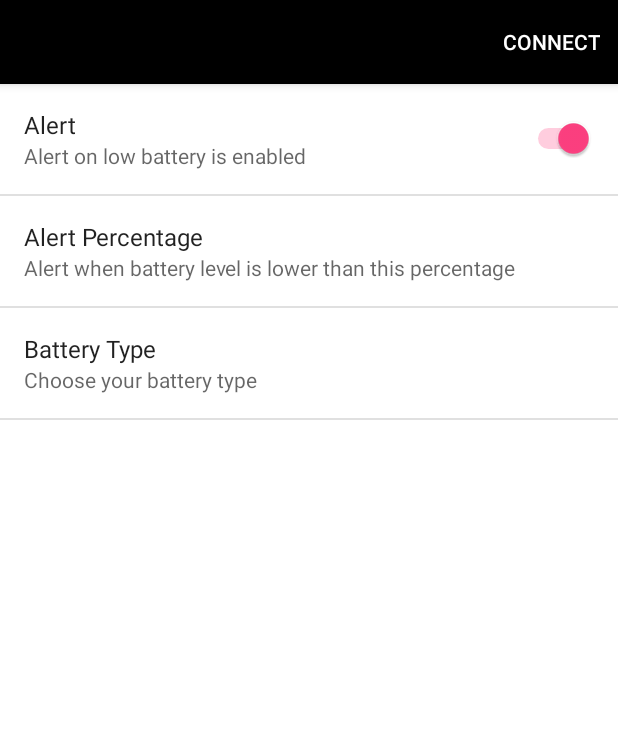
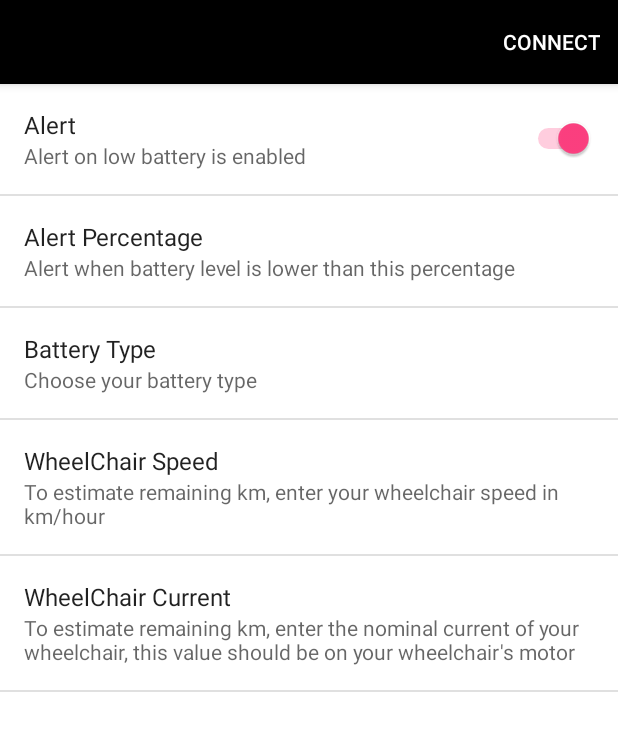
Before and after one commit to nebulaM/BatteryStateBLE, an Android app: the fragment SettingsFragment placed in its activity, on a phone screen of 412 x 824 dp. Shown: the top 731 px of the screen. Run offline under Robolectric (Android 15) with nearby library versions, the phone set to English and light mode, and no system bars; 3 statements that could not run were skipped.

Commit message:
add parameters for calculating remaining km in settings

```diff
--- a/app/src/main/java/com/github/batterystate/BatteryStatusDisplay.java
+++ b/app/src/main/java/com/github/batterystate/BatteryStatusDisplay.java
@@ -2,7 +2,9 @@
 package com.github.batterystate;
 
 import android.app.Fragment;
+import android.content.SharedPreferences;
 import android.os.Bundle;
+import android.preference.PreferenceManager;
 import android.util.Log;
 import android.util.TypedValue;
 import android.view.LayoutInflater;
@@ -10,6 +12,7 @@ import android.view.View;
 import android.view.ViewGroup;
 import android.widget.ImageButton;
 import android.widget.TextView;
+import android.widget.Toast;
 
 public class BatteryStatusDisplay extends Fragment {
     private final static String TAG ="BatteryStatusDisplay";
@@ -39,9 +42,69 @@ public class BatteryStatusDisplay extends Fragment {
     private final long tmpInTimeOut=5000;
 
     private long tmpInLastUpdate;
+
+    private double wheelchairSpeed;
+    private double wheelchairCurrent;
+
+
+    SharedPreferences.OnSharedPreferenceChangeListener listener =
+            new SharedPreferences.OnSharedPreferenceChangeListener() {
+                public void onSharedPreferenceChanged(SharedPreferences prefs, String key) {
+                    // listener implementation
+                    if (key.equals("pref_wheelchair_speed")){
+                        String tmp=prefs.getString(key,"7.2");
+                        if(tmp.matches("[0-9]*\\.?[0-9]+")){
+                            wheelchairSpeed=Double.valueOf(tmp);
+                            Log.d(TAG,"wheelchair speed is "+wheelchairSpeed);
+                        }else{
+                            Toast.makeText(getActivity(),"Input must be a positive number, will reset this value to default for now",Toast.LENGTH_LONG).show();
+                            prefs.edit().putString("pref_wheelchair_speed","7.2").apply();
+                            wheelchairSpeed=7.2;
+                            Log.d(TAG,"Invalid speed");
+                        }
+                    }else if(key.equals("pref_wheelchair_current")){
+                        String tmp=prefs.getString("pref_wheelchair_current","5");
+                        if(tmp.matches("[0-9]*\\.?[0-9]+")){
+                            wheelchairCurrent=Double.valueOf(tmp);
+                            Log.d(TAG,"wheelchair current is "+wheelchairCurrent);
+                        }else {
+                            Toast.makeText(getActivity(),"Input must be a positive number, will reset this value to default for now",Toast.LENGTH_LONG).show();
+                            prefs.edit().putString("pref_wheelchair_current","5").apply();
+                            wheelchairCurrent=5;
+                            Log.d(TAG,"Invalid current");
+                        }
+                    }
+                }
+            };
+
     @Override
     public void onCreate(Bundle savedInstanceState) {
         super.onCreate(savedInstanceState);
+        SharedPreferences prefs= PreferenceManager.getDefaultSharedPreferences(getActivity());
+        String tmp=prefs.getString("pref_wheelchair_speed","7.2");
+        if(tmp.matches("[0-9]*\\.?[0-9]+")){
+            wheelchairSpeed=Double.valueOf(tmp);
+            Log.d(TAG,"wheelchair speed is "+wheelchairSpeed);
+        }else{
+            Toast.makeText(getActivity(),"Input must be a positive number, will reset this value to default for now",Toast.LENGTH_LONG).show();
+            prefs.edit().putString("pref_wheelchair_speed","7.2").apply();
+            wheelchairSpeed=7.2;
+            Log.d(TAG,"Invalid speed");
+        }
+        tmp=prefs.getString("pref_wheelchair_current","5");
+        if(tmp.matches("[0-9]*\\.?[0-9]+")){
+            wheelchairCurrent=Double.valueOf(tmp);
+            Log.d(TAG,"wheelchair current is "+wheelchairCurrent);
+        }else {
+            Toast.makeText(getActivity(),"Input must be a positive number, will reset this value to default for now",Toast.LENGTH_LONG).show();
+            prefs.edit().putString("pref_wheelchair_current","5").apply();
+            wheelchairCurrent=5;
+            Log.d(TAG,"Invalid current");
+        }
+
+
+        prefs.registerOnSharedPreferenceChangeListener(listener);
+
     }
 
     @Override
@@ -120,9 +183,10 @@ public class BatteryStatusDisplay extends Fragment {
             }
         });
 
-
         return view;
     }
+
+
 
     /**
      * Update battery status UI
@@ -222,9 +286,9 @@ public class BatteryStatusDisplay extends Fragment {
                     case 3:
                         mTextCharge.setTextSize(TypedValue.COMPLEX_UNIT_SP,32);
                         mTextChargeTitle.setText(getText(R.string.remKM));
-                        //double repCap=util.parseInt(dataSet[10],dataSet[11])/100.0;
-                        //double remDistance=7.2*repCap/5
-                        double remDistance=util.parseInt(dataSet[10],dataSet[11])*72/200.0;
+                        double repCap=util.parseInt(dataSet[10],dataSet[11]);
+                        double remDistance=Math.round(wheelchairSpeed*repCap/wheelchairCurrent)/100.0;
+                        //double remDistance=util.parseInt(dataSet[10],dataSet[11])*72/200.0;
                         mTextCharge.setText(Double.toString(remDistance)+" km");
                         break;
                     default:
--- a/app/src/main/res/values/strings.xml
+++ b/app/src/main/res/values/strings.xml
@@ -64,4 +64,7 @@
     <string name="battery_type">Battery Type</string>
     <string name="pref_battery_type_default">Lithium Ion</string>
     <string name="pref_battery_type_summ">Choose your battery type</string>
+
+    <string name="pref_wheelchair_speed_summ">To estimate remaining km, enter your wheelchair speed in km/hour</string>
+    <string name="pref_wheelchair_current_summ">To estimate remaining km, enter the nominal current of your wheelchair, this value should be on your wheelchair\'s motor</string>
 </resources>
--- a/app/src/main/res/xml/preferences.xml
+++ b/app/src/main/res/xml/preferences.xml
@@ -24,4 +24,17 @@
         android:entryValues="@array/battery_type_names"
         android:defaultValue="@string/pref_battery_type_default" />
 
+    <EditTextPreference
+        android:key="pref_wheelchair_speed"
+        android:title="WheelChair Speed"
+        android:summary="@string/pref_wheelchair_speed_summ"
+        android:dialogTitle="WheelChair Speed"
+        android:defaultValue="7.2"/>
+
+    <EditTextPreference
+        android:key="pref_wheelchair_current"
+        android:title="WheelChair Current"
+        android:summary="@string/pref_wheelchair_current_summ"
+        android:dialogTitle="WheelChair Nominal Current"
+        android:defaultValue="5"/>
 </PreferenceScreen>
```
